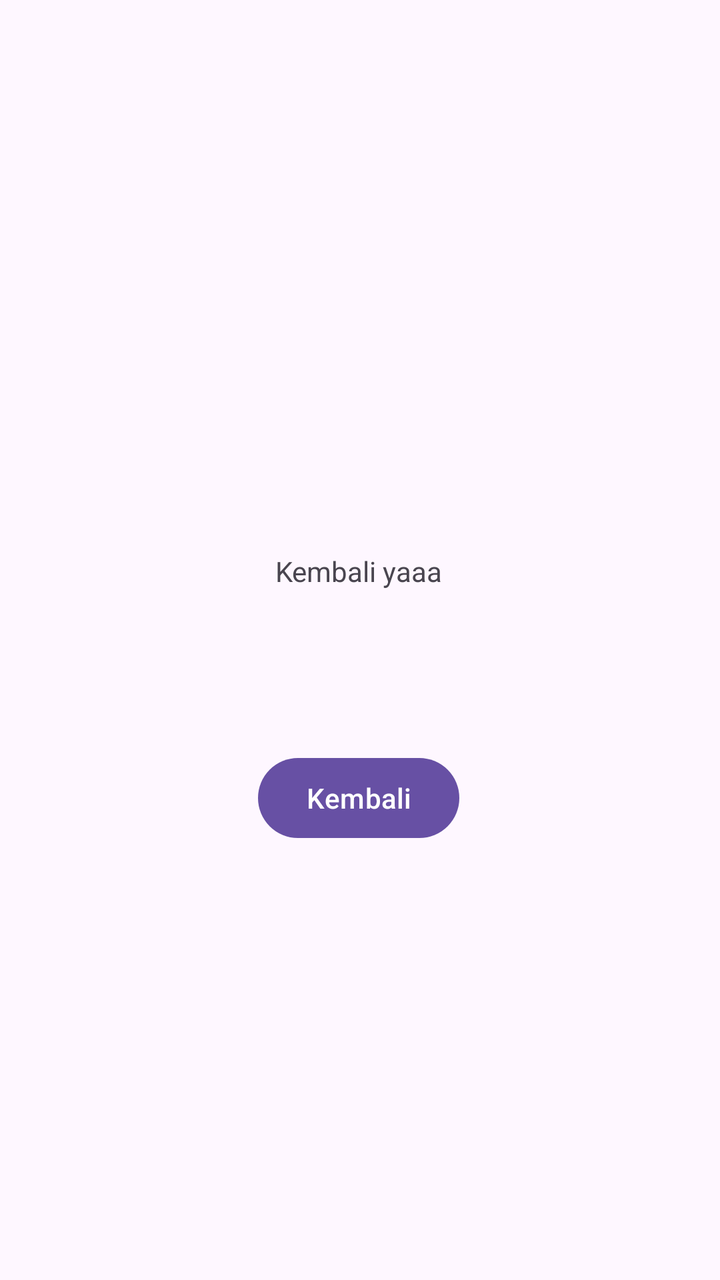
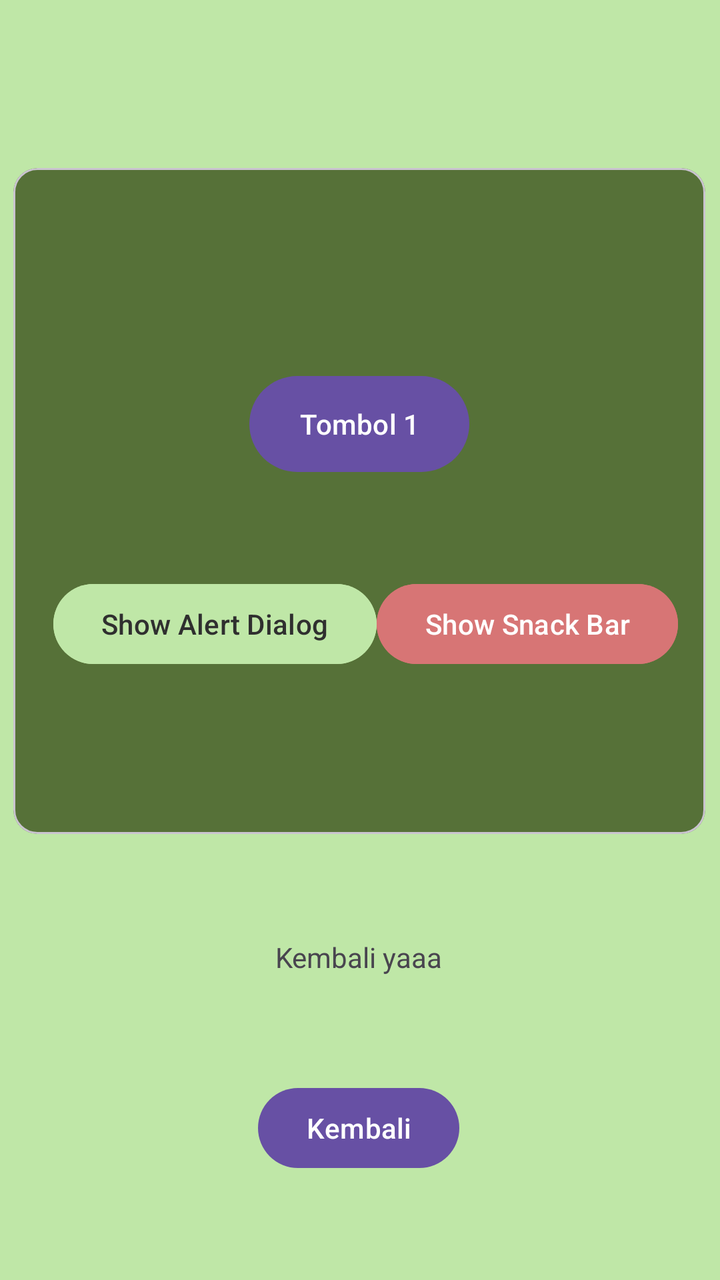

Compare the two renders of this Android layout. The source of the first and the diff that turns it into the second are given below.
<!-- AndroidManifest.xml: application theme Theme.Aisyah3TIF -->
<!-- res/layout/activity_fourth.xml -->
<?xml version="1.0" encoding="utf-8"?>
<androidx.constraintlayout.widget.ConstraintLayout xmlns:android="http://schemas.android.com/apk/res/android"
    xmlns:app="http://schemas.android.com/apk/res-auto"
    xmlns:tools="http://schemas.android.com/tools"
    android:id="@+id/main"
    android:layout_width="match_parent"
    android:layout_height="match_parent"
    tools:context=".pertemuan_4.FourthActivity">

    <Button
        android:id="@+id/btnKembali"
        android:layout_width="wrap_content"
        android:layout_height="wrap_content"
        android:layout_marginTop="80dp"
        android:text="Kembali"
        app:layout_constraintEnd_toEndOf="parent"
        app:layout_constraintHorizontal_bias="0.498"
        app:layout_constraintStart_toStartOf="parent"
        app:layout_constraintTop_toBottomOf="@+id/kembali" />

    <TextView
        android:id="@+id/kembali"
        android:layout_width="wrap_content"
        android:layout_height="wrap_content"
        android:layout_marginTop="276dp"
        android:text="Kembali yaaa"
        app:layout_constraintEnd_toEndOf="parent"
        app:layout_constraintHorizontal_bias="0.498"
        app:layout_constraintStart_toStartOf="parent"
        app:layout_constraintTop_toTopOf="parent" />
</androidx.constraintlayout.widget.ConstraintLayout>
<!-- resources referenced by this layout -->
<resources>
  <style name="Theme.Aisyah3TIF" parent="Base.Theme.Aisyah3TIF" />
  <style name="Base.Theme.Aisyah3TIF" parent="Theme.Material3.DayNight.NoActionBar">
          
          
      </style>
</resources>

<!-- the commit's change to res/layout/activity_fourth.xml (unified diff, before → after) -->
@@ -5,13 +5,14 @@
     android:id="@+id/main"
     android:layout_width="match_parent"
     android:layout_height="match_parent"
-    tools:context=".pertemuan_4.FourthActivity">
+    tools:context=".pertemuan_4.FourthActivity"
+    android:background="@color/hijau_semangka">
 
     <Button
         android:id="@+id/btnKembali"
         android:layout_width="wrap_content"
         android:layout_height="wrap_content"
-        android:layout_marginTop="80dp"
+        android:layout_marginTop="52dp"
         android:text="Kembali"
         app:layout_constraintEnd_toEndOf="parent"
         app:layout_constraintHorizontal_bias="0.498"
@@ -22,10 +23,69 @@
         android:id="@+id/kembali"
         android:layout_width="wrap_content"
         android:layout_height="wrap_content"
-        android:layout_marginTop="276dp"
+        android:layout_marginTop="52dp"
         android:text="Kembali yaaa"
         app:layout_constraintEnd_toEndOf="parent"
         app:layout_constraintHorizontal_bias="0.498"
         app:layout_constraintStart_toStartOf="parent"
-        app:layout_constraintTop_toTopOf="parent" />
+        app:layout_constraintTop_toBottomOf="@+id/materialCardView" />
+
+    <com.google.android.material.card.MaterialCardView
+        android:id="@+id/materialCardView"
+        android:layout_width="346dp"
+        android:layout_height="333dp"
+        android:layout_marginTop="84dp"
+        app:layout_constraintEnd_toEndOf="parent"
+        app:layout_constraintHorizontal_bias="0.488"
+        app:layout_constraintStart_toStartOf="parent"
+        app:layout_constraintTop_toTopOf="parent"
+        app:cardBackgroundColor="@color/hijau_tua">
+
+        <androidx.constraintlayout.widget.ConstraintLayout
+            android:layout_width="match_parent"
+            android:layout_height="match_parent">
+
+            <Button
+                android:id="@+id/btn1"
+                android:layout_width="110dp"
+                android:layout_height="56dp"
+                android:layout_marginTop="100dp"
+                android:text="Tombol 1"
+                app:layout_constraintEnd_toEndOf="parent"
+                app:layout_constraintStart_toStartOf="parent"
+                app:layout_constraintTop_toTopOf="parent" />
+
+            <Button
+                android:id="@+id/btnShowSnackbar"
+                android:layout_width="wrap_content"
+                android:layout_height="wrap_content"
+                android:layout_marginTop="48dp"
+                android:backgroundTint="@color/merah_semangka"
+                android:text="Show Snack Bar"
+                app:layout_constraintBottom_toBottomOf="parent"
+                app:layout_constraintEnd_toEndOf="parent"
+                app:layout_constraintHorizontal_bias="0.0"
+                app:layout_constraintStart_toEndOf="@+id/btnShowAlertDialog"
+                app:layout_constraintTop_toBottomOf="@+id/btn1"
+                app:layout_constraintVertical_bias="0.0" />
+
+            <Button
+                android:id="@+id/btnShowAlertDialog"
+                android:layout_width="wrap_content"
+                android:layout_height="wrap_content"
+                android:layout_marginStart="20dp"
+                android:layout_marginTop="48dp"
+                android:backgroundTint="@color/hijau_semangka"
+                android:text="Show Alert Dialog"
+                android:textColor="@color/abu_tua"
+                app:layout_constraintBottom_toBottomOf="parent"
+                app:layout_constraintStart_toStartOf="parent"
+                app:layout_constraintTop_toBottomOf="@+id/btn1"
+                app:layout_constraintVertical_bias="0.0" />
+
+        </androidx.constraintlayout.widget.ConstraintLayout>
+
+
+    </com.google.android.material.card.MaterialCardView>
+
 </androidx.constraintlayout.widget.ConstraintLayout>
<!-- resource entries referenced after the edit -->
@@ -1,5 +1,9 @@
 <!-- resources referenced by this layout -->
 <resources>
+  <color name="abu_tua">#2F2F2F</color>
+  <color name="hijau_semangka">#BFE7A7</color>
+  <color name="hijau_tua">#567138</color>
+  <color name="merah_semangka">#D77575</color>
   <style name="Theme.Aisyah3TIF" parent="Base.Theme.Aisyah3TIF" />
   <style name="Base.Theme.Aisyah3TIF" parent="Theme.Material3.DayNight.NoActionBar">
           
